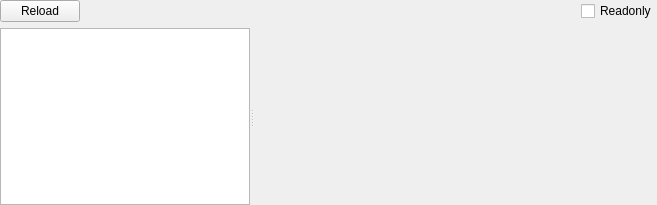
This is ELF/elfwidget.ui in horsicq/FormatWidgets as Qt 5 draws it before an edit. The edited form follows.
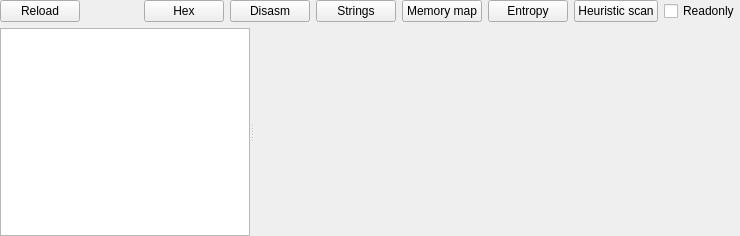
This is the edited form. The open tabs and pages were chosen to show the change. Custom widgets are drawn as their Qt base class.

```diff
--- a/ELF/elfwidget.ui
+++ b/ELF/elfwidget.ui
@@ -6,8 +6,8 @@
    <rect>
     <x>0</x>
     <y>0</y>
-    <width>657</width>
-    <height>205</height>
+    <width>740</width>
+    <height>236</height>
    </rect>
   </property>
   <property name="windowTitle">
@@ -28,9 +28,6 @@
    </property>
    <item>
     <layout class="QHBoxLayout" name="horizontalLayout">
-     <property name="sizeConstraint">
-      <enum>QLayout::SetDefaultConstraint</enum>
-     </property>
      <item>
       <widget class="QPushButton" name="pushButtonReload">
        <property name="text">
@@ -51,6 +48,48 @@
        </property>
       </spacer>
      </item>
+     <item>
+      <widget class="QPushButton" name="pushButtonHex">
+       <property name="text">
+        <string notr="true">Hex</string>
+       </property>
+      </widget>
+     </item>
+     <item>
+      <widget class="QPushButton" name="pushButtonDisasm">
+       <property name="text">
+        <string>Disasm</string>
+       </property>
+      </widget>
+     </item>
+     <item>
+      <widget class="QPushButton" name="pushButtonStrings">
+       <property name="text">
+        <string>Strings</string>
+       </property>
+      </widget>
+     </item>
+     <item>
+      <widget class="QPushButton" name="pushButtonMemoryMap">
+       <property name="text">
+        <string>Memory map</string>
+       </property>
+      </widget>
+     </item>
+     <item>
+      <widget class="QPushButton" name="pushButtonEntropy">
+       <property name="text">
+        <string>Entropy</string>
+       </property>
+      </widget>
+     </item>
+     <item>
+      <widget class="QPushButton" name="pushButtonHeuristicScan">
+       <property name="text">
+        <string>Heuristic scan</string>
+       </property>
+      </widget>
+     </item>
      <item>
       <widget class="QCheckBox" name="checkBoxReadonly">
        <property name="text">
@@ -107,6 +146,7 @@
         </item>
        </layout>
       </widget>
+      <widget class="QWidget" name="page_Disasm"/>
       <widget class="QWidget" name="page_Strings">
        <layout class="QVBoxLayout" name="verticalLayout_8">
         <property name="leftMargin">
```
